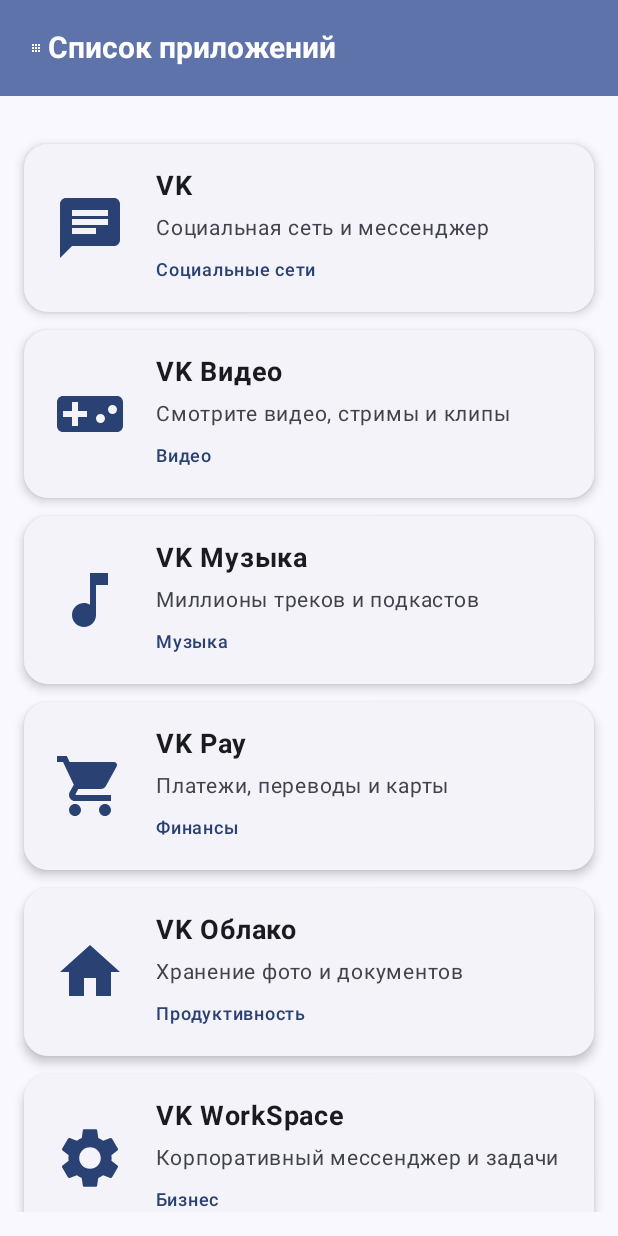
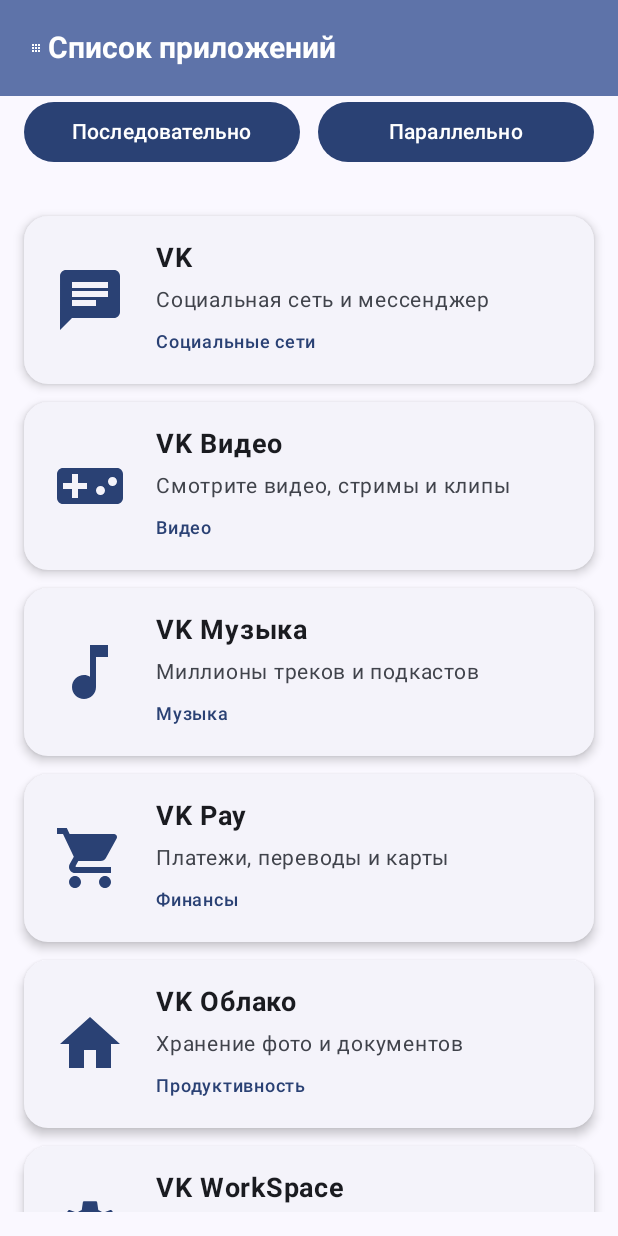
Before and after one commit to fckiblessme/VKProj, an Android app built with Jetpack Compose: the screen it shows after launch (MainActivity), on a phone screen of 412 x 824 dp. Run offline under Robolectric (Android 15) with nearby library versions, the phone set to English and light mode, and no system bars; our stand-ins replace Dagger/Hilt's generated code.

Commit message:
Практическое задание 9. Асинхронность и корутины в Kotlin

```diff
--- a/app/build.gradle.kts
+++ b/app/build.gradle.kts
@@ -60,4 +60,5 @@ dependencies {
     implementation("com.squareup.retrofit2:converter-gson:2.11.0")
     // Gson (если ещё нет)
     implementation("com.google.code.gson:gson:2.11.0")
+    implementation("androidx.hilt:hilt-navigation-compose:1.2.0")
 }
--- a/app/src/main/AndroidManifest.xml
+++ b/app/src/main/AndroidManifest.xml
@@ -3,6 +3,8 @@
     xmlns:tools="http://schemas.android.com/tools">
     <uses-permission android:name="android.permission.INTERNET" />
     <application
+        android:name=".VKProjApplication"
+
         android:allowBackup="true"
         android:dataExtractionRules="@xml/data_extraction_rules"
         android:fullBackupContent="@xml/backup_rules"
--- a/app/src/main/java/com/kitchino/vkproj/CatalogApi.kt
+++ b/app/src/main/java/com/kitchino/vkproj/CatalogApi.kt
@@ -1,6 +1,7 @@
 package com.kitchino.vkproj
 
 import com.kitchino.vkproj.model.App
+import kotlinx.coroutines.delay
 import retrofit2.http.GET
 import retrofit2.http.Path
 
@@ -10,4 +11,9 @@ interface CatalogApi {
 
     @GET("{id}")
     suspend fun getAppDetails(@Path("id") id: Int): App
+
+    suspend fun getRating(id: Int): Float{
+        delay(1500)
+        return (30..50).random()/10f
+    }
 }
--- a/app/src/main/java/com/kitchino/vkproj/MainActivity.kt
+++ b/app/src/main/java/com/kitchino/vkproj/MainActivity.kt
@@ -4,16 +4,30 @@ import android.os.Bundle
 import androidx.activity.ComponentActivity
 import androidx.activity.compose.setContent
 import androidx.activity.enableEdgeToEdge
+import androidx.compose.runtime.getValue
+import androidx.compose.runtime.mutableStateOf
+import androidx.compose.runtime.remember
+import androidx.compose.runtime.setValue
+import com.kitchino.vkproj.model.App
+import com.kitchino.vkproj.ui.screens.AppDetailsScreen
 import com.kitchino.vkproj.ui.screens.AppListScreen
 import com.kitchino.vkproj.ui.theme.VKProjTheme
+import dagger.hilt.android.AndroidEntryPoint
 
+@AndroidEntryPoint
 class MainActivity : ComponentActivity() {
     override fun onCreate(savedInstanceState: Bundle?) {
         super.onCreate(savedInstanceState)
         enableEdgeToEdge()
         setContent {
+            var selectedApp by remember { mutableStateOf<App?>(null) }
             VKProjTheme {
-                AppListScreen()
+                var currentApp = selectedApp
+                if (currentApp != null) {
+                    AppDetailsScreen(app = currentApp, onBack = {selectedApp = null})
+                } else {
+                    AppListScreen(onAppClick  = { selectedApp = it})
+                }
             }
         }
     }
--- /dev/null
+++ b/app/src/main/java/com/kitchino/vkproj/VKProjApplication.kt
@@ -0,0 +1,7 @@
+package com.kitchino.vkproj
+
+import android.app.Application
+import dagger.hilt.android.HiltAndroidApp
+
+@HiltAndroidApp
+class VKProjApplication : Application()
--- a/app/src/main/java/com/kitchino/vkproj/model/App.kt
+++ b/app/src/main/java/com/kitchino/vkproj/model/App.kt
@@ -2,12 +2,15 @@ package com.kitchino.vkproj.model
 
 import androidx.compose.material.icons.Icons
 import androidx.compose.material.icons.filled.AccountCircle
+import androidx.compose.material.icons.filled.BarChart
 import androidx.compose.material.icons.filled.CameraAlt
 import androidx.compose.material.icons.filled.Chat
+import androidx.compose.material.icons.filled.Cloud
 import androidx.compose.material.icons.filled.Home
 import androidx.compose.material.icons.filled.MusicNote
 import androidx.compose.material.icons.filled.Settings
 import androidx.compose.material.icons.filled.ShoppingCart
+import androidx.compose.material.icons.filled.SportsEsports
 import androidx.compose.material.icons.filled.VideogameAsset
 import androidx.compose.ui.graphics.vector.ImageVector
 
@@ -76,6 +79,27 @@ object AppRepository {
             description = "Все проекты экосистемы",
             category = "Разное",
             icon = Icons.Filled.AccountCircle
+        ),
+        App(
+            id = 9,
+            name = "VK Диск",
+            description = "Файлы и документы всегда под рукой",
+            category = "Продуктивность",
+            icon = Icons.Filled.Cloud
+        ),
+        App(
+            id = 10,
+            name = "VK Ads",
+            description = "Реклама и продвижение в проектах VK",
+            category = "Реклама",
+            icon = Icons.Filled.BarChart
+        ),
+        App(
+            id = 11,
+            name = "VK Бро",
+            description = "Игры и развлекательные мини-приложения",
+            category = "Развлечения",
+            icon = Icons.Filled.SportsEsports
         )
     )
 }
--- a/app/src/main/java/com/kitchino/vkproj/ui/screens/AppListScreen.kt
+++ b/app/src/main/java/com/kitchino/vkproj/ui/screens/AppListScreen.kt
@@ -1,17 +1,22 @@
 package com.kitchino.vkproj.ui.screens
 
-import androidx.compose.foundation.background
+import androidx.compose.foundation.clickable
 import androidx.compose.foundation.layout.Arrangement
+import androidx.compose.foundation.layout.Box
 import androidx.compose.foundation.layout.Column
+import androidx.compose.foundation.layout.PaddingValues
+import androidx.compose.foundation.layout.Row
 import androidx.compose.foundation.layout.fillMaxSize
 import androidx.compose.foundation.layout.fillMaxWidth
-import androidx.compose.foundation.layout.height
 import androidx.compose.foundation.layout.padding
 import androidx.compose.foundation.layout.size
-import androidx.compose.foundation.layout.width
 import androidx.compose.foundation.lazy.LazyColumn
 import androidx.compose.foundation.lazy.items
 import androidx.compose.foundation.shape.RoundedCornerShape
+import androidx.compose.material.icons.Icons
+import androidx.compose.material.icons.filled.Apps
+import androidx.compose.material.icons.filled.Star
+import androidx.compose.material3.Button
 import androidx.compose.material3.Card
 import androidx.compose.material3.CardDefaults
 import androidx.compose.material3.ExperimentalMaterial3Api
@@ -22,33 +27,36 @@ import androidx.compose.material3.Text
 import androidx.compose.material3.TopAppBar
 import androidx.compose.material3.TopAppBarDefaults
 import androidx.compose.runtime.Composable
+import androidx.compose.runtime.collectAsState
+import androidx.compose.runtime.getValue
 import androidx.compose.ui.Alignment
 import androidx.compose.ui.Modifier
 import androidx.compose.ui.graphics.Color
 import androidx.compose.ui.res.stringResource
 import androidx.compose.ui.text.font.FontWeight
-import androidx.compose.ui.text.style.TextAlign
+import androidx.compose.ui.text.style.TextOverflow
+import androidx.compose.ui.tooling.preview.Preview
 import androidx.compose.ui.unit.dp
 import androidx.compose.ui.unit.sp
-import androidx.compose.material.icons.Icons
-import androidx.compose.material.icons.filled.Apps
-import androidx.compose.ui.text.style.TextOverflow
-import androidx.compose.ui.tooling.preview.Preview
+import androidx.hilt.navigation.compose.hiltViewModel
+import com.kitchino.vkproj.R
+import com.kitchino.vkproj.di.AppsViewModel
 import com.kitchino.vkproj.model.App
-import com.kitchino.vkproj.model.AppRepository
-import com.kitchino.vkproj.R
 
 @OptIn(ExperimentalMaterial3Api::class)
 @Composable
-fun AppListScreen() {
-    val apps = AppRepository.sampleApps
+fun AppListScreen(
+    onAppClick: (App) -> Unit,
+    viewModel: AppsViewModel = hiltViewModel(),
+) {
+    val apps by viewModel.apps.collectAsState()
+    val ratingsState by viewModel.ratings.collectAsState()
 
     Surface(
         modifier = Modifier.fillMaxSize(),
         color = MaterialTheme.colorScheme.background
     ) {
         Column(modifier = Modifier.fillMaxSize()) {
-            // Toolbar with accent background
             TopAppBar(
                 modifier = Modifier.fillMaxWidth(),
                 title = {
@@ -74,16 +82,60 @@ fun AppListScreen() {
                 }
             )
 
-            // App List
+            // Два способа загрузки рейтингов
+            Row(
+                modifier = Modifier
+                    .fillMaxWidth()
+                    .padding(horizontal = 16.dp),
+                horizontalArrangement = Arrangement.spacedBy(12.dp)
+            ) {
+                Button(
+                    onClick = viewModel::loadRatingsSequentially,
+                    enabled = !ratingsState.isLoading,
+                    modifier = Modifier.weight(1f)
+                ) {
+                    Text("Последовательно")
+                }
+                Button(
+                    onClick = viewModel::loadRatingsInParallel,
+                    enabled = !ratingsState.isLoading,
+                    modifier = Modifier.weight(1f)
+                ) {
+                    Text("Параллельно")
+                }
+            }
+
+            // Строка с результатом замера
+            val infoText = when {
+                ratingsState.isLoading -> "Загрузка рейтингов (${ratingsState.mode ?: ""})…"
+                ratingsState.timeMs != null ->
+                    "Загружено за ${ratingsState.timeMs} мс (${ratingsState.mode})"
+                else -> null
+            }
+            if (infoText != null) {
+                Text(
+                    text = infoText,
+                    modifier = Modifier
+                        .fillMaxWidth()
+                        .padding(horizontal = 16.dp, vertical = 8.dp),
+                    fontSize = 14.sp,
+                    color = MaterialTheme.colorScheme.onSurfaceVariant
+                )
+            }
+
             LazyColumn(
                 modifier = Modifier
                     .fillMaxSize()
                     .padding(16.dp),
-                contentPadding = androidx.compose.foundation.layout.PaddingValues(vertical = 16.dp),
+                contentPadding = PaddingValues(vertical = 16.dp),
                 verticalArrangement = Arrangement.spacedBy(12.dp)
             ) {
-                items(apps) { app ->
-                    AppItem(app = app)
+                items(apps, key = { it.id }) { app ->
+                    AppItem(
+                        app = app,
+                        rating = ratingsState.ratings[app.id],
+                        onAppClick = onAppClick
+                    )
                 }
             }
         }
@@ -92,24 +144,29 @@ fun AppListScreen() {
 
 @OptIn(ExperimentalMaterial3Api::class)
 @Composable
-fun AppItem(app: App) {
+fun AppItem(
+    app: App,
+    rating: Float?,
+    onAppClick: (App) -> Unit,
+) {
     Card(
-        modifier = Modifier.fillMaxWidth(),
+        modifier = Modifier
+            .fillMaxWidth()
+            .clickable { onAppClick(app) },
         colors = CardDefaults.cardColors(
             containerColor = MaterialTheme.colorScheme.surfaceContainerLow
         ),
         shape = RoundedCornerShape(16.dp),
         elevation = CardDefaults.cardElevation(defaultElevation = 4.dp)
     ) {
-        androidx.compose.foundation.layout.Row(
+        Row(
             modifier = Modifier
                 .fillMaxWidth()
                 .padding(16.dp),
             horizontalArrangement = Arrangement.spacedBy(16.dp),
             verticalAlignment = Alignment.CenterVertically
         ) {
-            // App Icon
-            androidx.compose.foundation.layout.Box(
+            Box(
                 modifier = Modifier.size(56.dp),
                 contentAlignment = Alignment.Center
             ) {
@@ -121,21 +178,39 @@ fun AppItem(app: App) {
                 )
             }
 
-            // App Info
             Column(
                 modifier = Modifier
                     .fillMaxWidth()
                     .weight(1f),
                 verticalArrangement = Arrangement.spacedBy(4.dp)
             ) {
+                Row(verticalAlignment = Alignment.CenterVertically) {
                     Text(
                         text = app.name,
                         fontSize = 18.sp,
                         fontWeight = FontWeight.Bold,
                         color = MaterialTheme.colorScheme.onSurface,
                         maxLines = 1,
-                    overflow = TextOverflow.Ellipsis
+                        overflow = TextOverflow.Ellipsis,
+                        modifier = Modifier.weight(1f)
                     )
+
+                    if (rating != null) {
+                        Icon(
+                            imageVector = Icons.Filled.Star,
+                            contentDescription = "Рейтинг",
+                            modifier = Modifier.size(16.dp),
+                            tint = Color(0xFFFFC107)
+                        )
+                        Text(
+                            text = String.format("%.1f", rating),
+                            fontSize = 14.sp,
+                            fontWeight = FontWeight.Medium,
+                            color = MaterialTheme.colorScheme.onSurface,
+                            modifier = Modifier.padding(start = 4.dp)
+                        )
+                    }
+                }
 
                 Text(
                     text = app.description,
@@ -160,6 +235,6 @@ fun AppItem(app: App) {
 @Preview(showBackground = true)
 fun AppListScreenPreview() {
     com.kitchino.vkproj.ui.theme.VKProjTheme {
-        AppListScreen()
+        AppListScreen(onAppClick = {})
     }
 }
```
Also changed, not shown: app/src/main/java/com/kitchino/vkproj/AppsRepository.kt (+40 -3 lines), app/src/main/java/com/kitchino/vkproj/di/AppsViewModel.kt (+50 -3 lines), app/src/main/java/com/kitchino/vkproj/ui/screens/AppDetailsScreen.kt (added, +190 -0 lines), app/src/main/java/com/kitchino/vkproj/ui/screens/AppDetailsState.kt (added, +18 -0 lines), app/src/main/java/com/kitchino/vkproj/ui/screens/AppDetailsViewModel.kt (added, +73 -0 lines), 1 other file. Lines whose indentation alone changed are shown as unchanged.
